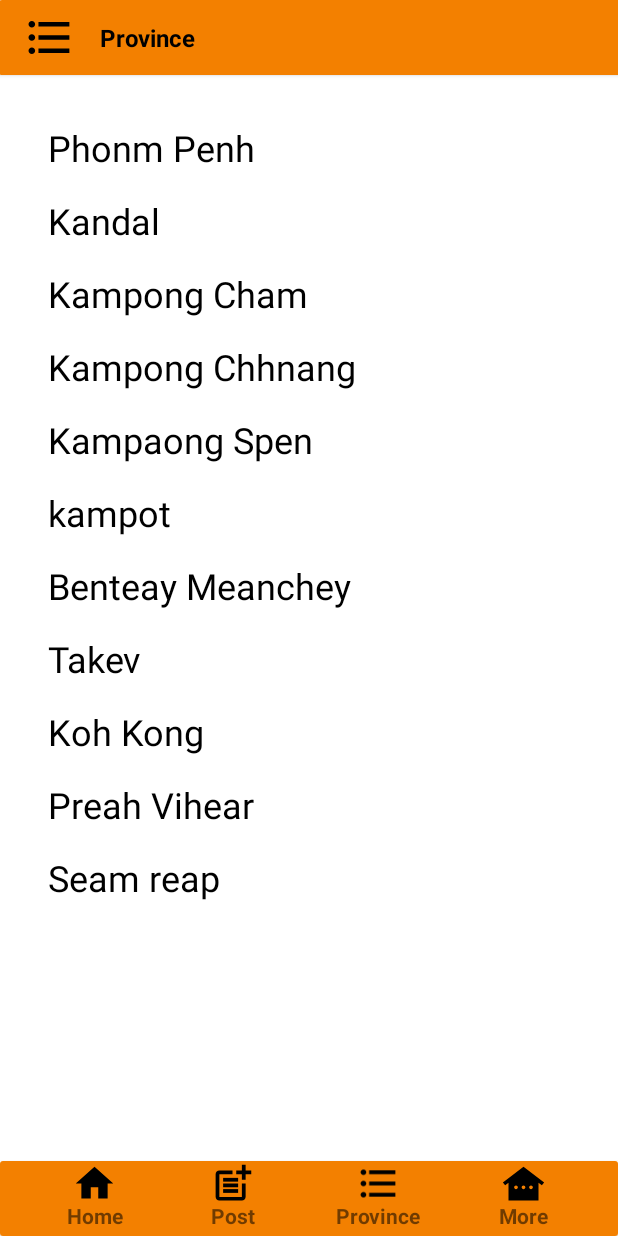
After one commit to SureIte/Travel-App, an Android app: the layout activity_province.xml on its own in the app's theme, with its tools: preview values and no code run, on a phone screen of 412 x 824 dp. The commit adds this screen. Run offline under Robolectric (Android 15) with nearby library versions, the light colour scheme and no system bars.

Commit message:
add new activity province

```diff
--- a/app/src/main/java/kh/edu/rupp/ite/mytravel/MainActivity.java
+++ b/app/src/main/java/kh/edu/rupp/ite/mytravel/MainActivity.java
@@ -9,6 +9,6 @@ public class MainActivity extends AppCompatActivity {
     @Override
     protected void onCreate(Bundle savedInstanceState) {
         super.onCreate(savedInstanceState);
-        setContentView(R.layout.activity_post);
+        setContentView(R.layout.activity_province);
     }
 }
--- /dev/null
+++ b/app/src/main/res/layout/activity_province.xml
@@ -0,0 +1,268 @@
+<?xml version="1.0" encoding="utf-8"?>
+<androidx.constraintlayout.widget.ConstraintLayout xmlns:android="http://schemas.android.com/apk/res/android"
+    xmlns:app="http://schemas.android.com/apk/res-auto"
+    xmlns:tools="http://schemas.android.com/tools"
+    android:layout_width="match_parent"
+    android:layout_height="match_parent">
+
+    <androidx.cardview.widget.CardView
+        android:id="@+id/cardView19"
+        android:layout_width="415dp"
+        android:layout_height="50dp"
+        app:layout_constraintEnd_toEndOf="parent"
+        app:layout_constraintStart_toStartOf="parent"
+        app:layout_constraintTop_toTopOf="parent">
+
+        <androidx.constraintlayout.widget.ConstraintLayout
+            android:layout_width="match_parent"
+            android:layout_height="match_parent"
+            android:background="@color/yellow">
+
+            <ImageView
+                android:id="@+id/imageView18"
+                android:layout_width="35dp"
+                android:layout_height="35dp"
+                android:layout_marginStart="16dp"
+                app:layout_constraintBottom_toBottomOf="parent"
+                app:layout_constraintStart_toStartOf="parent"
+                app:layout_constraintTop_toTopOf="parent"
+                app:srcCompat="@drawable/baseline_format_list_bulleted_24" />
+
+            <TextView
+                android:id="@+id/textView46"
+                android:layout_width="wrap_content"
+                android:layout_height="wrap_content"
+                android:layout_marginStart="16dp"
+                android:text="@string/Province"
+                android:textColor="@color/black"
+                android:textSize="16sp"
+                android:textStyle="bold"
+                app:layout_constraintBottom_toBottomOf="@+id/imageView18"
+                app:layout_constraintStart_toEndOf="@+id/imageView18"
+                app:layout_constraintTop_toTopOf="@+id/imageView18" />
+        </androidx.constraintlayout.widget.ConstraintLayout>
+    </androidx.cardview.widget.CardView>
+
+    <TextView
+        android:id="@+id/textView52"
+        android:layout_width="wrap_content"
+        android:layout_height="wrap_content"
+        android:layout_marginStart="32dp"
+        android:layout_marginTop="32dp"
+        android:text="@string/Phonm_Penh"
+        android:textColor="@color/black"
+        android:textSize="24sp"
+        app:layout_constraintStart_toStartOf="parent"
+        app:layout_constraintTop_toBottomOf="@+id/cardView19" />
+
+    <TextView
+        android:id="@+id/textView53"
+        android:layout_width="wrap_content"
+        android:layout_height="wrap_content"
+        android:layout_marginTop="16dp"
+        android:text="@string/Kandal"
+        android:textColor="@color/black"
+        android:textSize="24sp"
+        app:layout_constraintStart_toStartOf="@+id/textView52"
+        app:layout_constraintTop_toBottomOf="@+id/textView52" />
+
+    <TextView
+        android:id="@+id/textView54"
+        android:layout_width="wrap_content"
+        android:layout_height="wrap_content"
+        android:layout_marginTop="16dp"
+        android:text="@string/Kampong_Cham"
+        android:textColor="@color/black"
+        android:textSize="24sp"
+        app:layout_constraintStart_toStartOf="@+id/textView53"
+        app:layout_constraintTop_toBottomOf="@+id/textView53" />
+
+    <TextView
+        android:id="@+id/textView57"
+        android:layout_width="wrap_content"
+        android:layout_height="wrap_content"
+        android:layout_marginTop="16dp"
+        android:text="@string/Kampong_chhnang"
+        android:textColor="@color/black"
+        android:textSize="24sp"
+        app:layout_constraintStart_toStartOf="@+id/textView54"
+        app:layout_constraintTop_toBottomOf="@+id/textView54" />
+
+    <TextView
+        android:id="@+id/textView58"
+        android:layout_width="wrap_content"
+        android:layout_height="wrap_content"
+        android:layout_marginTop="16dp"
+        android:text="@string/kampaong_Spen"
+        android:textColor="@color/black"
+        android:textSize="24sp"
+        app:layout_constraintStart_toStartOf="@+id/textView57"
+        app:layout_constraintTop_toBottomOf="@+id/textView57" />
+
+    <TextView
+        android:id="@+id/textView60"
+        android:layout_width="wrap_content"
+        android:layout_height="wrap_content"
+        android:layout_marginTop="16dp"
+        android:text="@string/kampot"
+        android:textColor="@color/black"
+        android:textSize="24sp"
+        app:layout_constraintStart_toStartOf="@+id/textView58"
+        app:layout_constraintTop_toBottomOf="@+id/textView58" />
+
+    <TextView
+        android:id="@+id/textView62"
+        android:layout_width="wrap_content"
+        android:layout_height="wrap_content"
+        android:layout_marginTop="16dp"
+        android:text="@string/Banteay_Meanchey"
+        android:textColor="@color/black"
+        android:textSize="24sp"
+        app:layout_constraintStart_toStartOf="@+id/textView60"
+        app:layout_constraintTop_toBottomOf="@+id/textView60" />
+
+    <TextView
+        android:id="@+id/textView64"
+        android:layout_width="wrap_content"
+        android:layout_height="wrap_content"
+        android:layout_marginTop="16dp"
+        android:text="@string/Takev"
+        android:textColor="@color/black"
+        android:textSize="24sp"
+        app:layout_constraintStart_toStartOf="@+id/textView62"
+        app:layout_constraintTop_toBottomOf="@+id/textView62" />
+
+    <TextView
+        android:id="@+id/textView65"
+        android:layout_width="wrap_content"
+        android:layout_height="wrap_content"
+        android:layout_marginTop="16dp"
+        android:text="@string/Koh_Kong"
+        android:textColor="@color/black"
+        android:textSize="24sp"
+        app:layout_constraintStart_toStartOf="@+id/textView64"
+        app:layout_constraintTop_toBottomOf="@+id/textView64" />
+
+    <TextView
+        android:id="@+id/textView66"
+        android:layout_width="wrap_content"
+        android:layout_height="wrap_content"
+        android:layout_marginTop="16dp"
+        android:text="@string/Preah_Vihear"
+        android:textColor="@color/black"
+        android:textSize="24sp"
+        app:layout_constraintStart_toStartOf="@+id/textView65"
+        app:layout_constraintTop_toBottomOf="@+id/textView65" />
+
+    <TextView
+        android:id="@+id/textView67"
+        android:layout_width="wrap_content"
+        android:layout_height="wrap_content"
+        android:layout_marginTop="16dp"
+        android:text="@string/Siem_reap"
+        android:textColor="@color/black"
+        android:textSize="24sp"
+        app:layout_constraintStart_toStartOf="@+id/textView66"
+        app:layout_constraintTop_toBottomOf="@+id/textView66" />
+    <androidx.cardview.widget.CardView
+        android:layout_width="0dp"
+        android:layout_height="50dp"
+        app:layout_constraintBottom_toBottomOf="parent"
+        app:layout_constraintEnd_toEndOf="parent"
+        app:layout_constraintStart_toStartOf="parent">
+
+        <androidx.constraintlayout.widget.ConstraintLayout
+            android:layout_width="match_parent"
+            android:layout_height="match_parent"
+            android:backgroundTint="@color/yellow"
+            android:background="@color/F0F0F0">
+
+            <ImageView
+                android:id="@+id/imageView21"
+                android:layout_width="30dp"
+                android:layout_height="30dp"
+                android:layout_marginStart="48dp"
+                app:layout_constraintStart_toStartOf="parent"
+                app:layout_constraintTop_toTopOf="parent"
+                app:srcCompat="@drawable/baseline_home_24" />
+
+            <TextView
+                android:id="@+id/textView29"
+                android:layout_width="wrap_content"
+                android:layout_height="wrap_content"
+                android:layout_marginBottom="8dp"
+                android:text="@string/Home"
+                android:textSize="14sp"
+                android:textStyle="bold"
+                app:layout_constraintBottom_toBottomOf="parent"
+                app:layout_constraintEnd_toEndOf="@+id/imageView21"
+                app:layout_constraintStart_toStartOf="@+id/imageView21"
+                app:layout_constraintTop_toBottomOf="@+id/imageView21" />
+
+            <ImageView
+                android:id="@+id/imageView22"
+                android:layout_width="30dp"
+                android:layout_height="30dp"
+                android:layout_marginEnd="48dp"
+                app:layout_constraintEnd_toEndOf="parent"
+                app:layout_constraintTop_toTopOf="parent"
+                app:srcCompat="@drawable/baseline_other_houses_24" />
+
+            <TextView
+                android:id="@+id/textView31"
+                android:layout_width="wrap_content"
+                android:layout_height="wrap_content"
+                android:layout_marginBottom="8dp"
+                android:text="@string/Other"
+                android:textStyle="bold"
+                app:layout_constraintBottom_toBottomOf="parent"
+                app:layout_constraintEnd_toEndOf="@+id/imageView22"
+                app:layout_constraintStart_toStartOf="@+id/imageView22"
+                app:layout_constraintTop_toBottomOf="@+id/imageView22" />
+
+            <ImageView
+                android:id="@+id/imageView23"
+                android:layout_width="30dp"
+                android:layout_height="30dp"
+                android:layout_marginStart="62dp"
+                app:layout_constraintStart_toEndOf="@+id/imageView21"
+                app:layout_constraintTop_toTopOf="parent"
+                app:srcCompat="@drawable/baseline_post_add_24" />
+
+            <TextView
+                android:id="@+id/textView32"
+                android:layout_width="wrap_content"
+                android:layout_height="wrap_content"
+                android:layout_marginBottom="8dp"
+                android:text="@string/Post"
+                android:textStyle="bold"
+                app:layout_constraintBottom_toBottomOf="parent"
+                app:layout_constraintEnd_toEndOf="@+id/imageView23"
+                app:layout_constraintStart_toStartOf="@+id/imageView23"
+                app:layout_constraintTop_toBottomOf="@+id/imageView23" />
+
+            <ImageView
+                android:id="@+id/imageView"
+                android:layout_width="30dp"
+                android:layout_height="30dp"
+                android:layout_marginStart="57dp"
+                android:layout_marginEnd="57dp"
+                app:layout_constraintEnd_toStartOf="@+id/imageView22"
+                app:layout_constraintStart_toEndOf="@+id/imageView23"
+                app:layout_constraintTop_toTopOf="parent"
+                app:srcCompat="@drawable/baseline_format_list_bulleted_24" />
+
+            <TextView
+                android:id="@+id/textView33"
+                android:layout_width="wrap_content"
+                android:layout_height="wrap_content"
+                android:layout_marginBottom="8dp"
+                android:text="@string/Province"
+                android:textStyle="bold"
+                app:layout_constraintBottom_toBottomOf="parent"
+                app:layout_constraintEnd_toEndOf="@+id/imageView"
+                app:layout_constraintStart_toStartOf="@+id/imageView"
+                app:layout_constraintTop_toBottomOf="@+id/imageView" />
+        </androidx.constraintlayout.widget.ConstraintLayout>
+    </androidx.cardview.widget.CardView>
+</androidx.constraintlayout.widget.ConstraintLayout>
--- /dev/null
+++ b/app/src/main/res/values/ids.xml
@@ -0,0 +1,17 @@
+<?xml version="1.0" encoding="utf-8"?>
+<resources>
+    <item name="cardView19" type="id" />
+    <item name="imageView18" type="id" />
+    <item name="textView46" type="id" />
+    <item name="textView52" type="id" />
+    <item name="textView53" type="id" />
+    <item name="textView54" type="id" />
+    <item name="textView57" type="id" />
+    <item name="textView58" type="id" />
+    <item name="textView60" type="id" />
+    <item name="textView62" type="id" />
+    <item name="textView64" type="id" />
+    <item name="textView65" type="id" />
+    <item name="textView66" type="id" />
+    <item name="textView67" type="id" />
+</resources>
```
